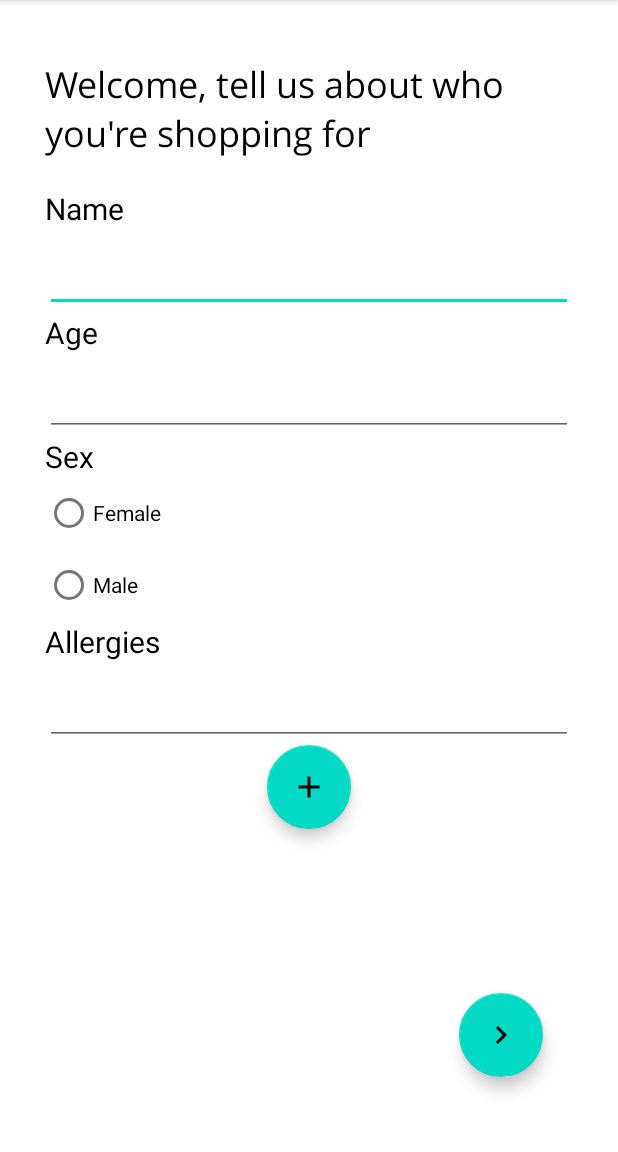
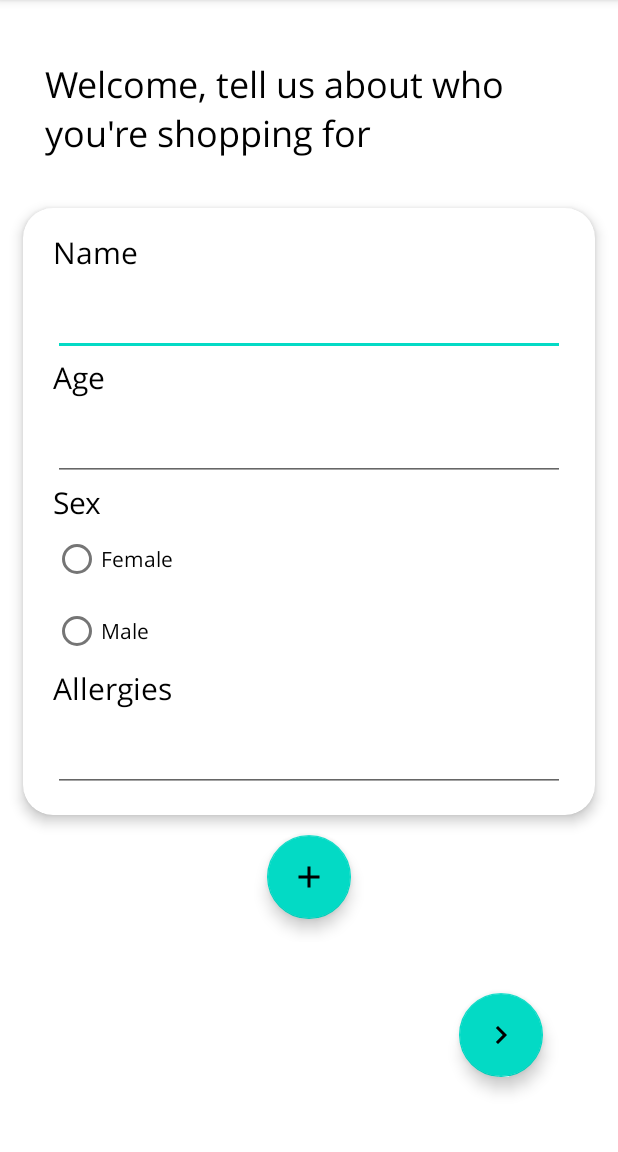
Before and after one commit to zjayee/Hack-The-Globe-Budget-Khabar-22, an Android app: the screen it shows after launch (MainActivity), on a phone screen of 412 x 824 dp, the part 84-1236 px from its top. Run offline under Robolectric (Android 15) with nearby library versions, the light colour scheme and no system bars.

Commit message:
family member card

```diff
--- a/app/src/main/res/layout/family_member_input.xml
+++ b/app/src/main/res/layout/family_member_input.xml
@@ -1,16 +1,32 @@
 <?xml version="1.0" encoding="utf-8"?>
-<LinearLayout
-    xmlns:android="http://schemas.android.com/apk/res/android"
+<LinearLayout xmlns:android="http://schemas.android.com/apk/res/android"
     android:layout_width="match_parent"
-    android:layout_height="match_parent"
+    android:layout_height="wrap_content"
+    xmlns:app="http://schemas.android.com/apk/res-auto"
     android:orientation="vertical"
     >
+    <androidx.cardview.widget.CardView
+        android:layout_width="match_parent"
+        android:layout_height="wrap_content"
+        app:cardCornerRadius="20dp"
+        app:cardElevation="5dp"
+        android:layout_marginVertical="13dp"
+        android:layout_marginHorizontal="15dp"
+        >
+        <LinearLayout
+            android:layout_width="match_parent"
+            android:layout_height="wrap_content"
+            android:orientation="vertical"
+            android:layout_marginHorizontal="20dp"
+            android:layout_marginVertical="15dp"
+            >
     <TextView
         android:layout_width="match_parent"
         android:layout_height="wrap_content"
         android:text="@string/name"
         android:textColor="@color/black"
         android:textSize="20sp"
+        android:fontFamily="@font/open_sans"
         />
 
     <EditText
@@ -19,6 +35,7 @@
         android:layout_width="match_parent"
         android:layout_height="wrap_content"
         android:inputType="textPersonName"
+        android:fontFamily="@font/open_sans"
         />
 
     <TextView
@@ -27,6 +44,7 @@
         android:text="@string/age"
         android:textColor="@color/black"
         android:textSize="20sp"
+        android:fontFamily="@font/open_sans"
         />
 
     <EditText
@@ -35,6 +53,7 @@
         android:layout_width="match_parent"
         android:layout_height="wrap_content"
         android:inputType="number"
+        android:fontFamily="@font/open_sans"
         />
 
     <RadioGroup
@@ -42,6 +61,7 @@
         android:layout_width="match_parent"
         android:layout_height="wrap_content"
         android:orientation="vertical"
+
         >
 
         <TextView
@@ -50,17 +70,20 @@
             android:text="@string/sex"
             android:textColor="@color/black"
             android:textSize="20sp"
+            android:fontFamily="@font/open_sans"
             />
 
         <RadioButton android:id="@+id/radio_female"
             android:layout_width="wrap_content"
             android:layout_height="wrap_content"
             android:text="@string/sex_female"
+            android:fontFamily="@font/open_sans"
             />
         <RadioButton android:id="@+id/radio_male"
             android:layout_width="wrap_content"
             android:layout_height="wrap_content"
             android:text="@string/sex_male"
+            android:fontFamily="@font/open_sans"
             />
     </RadioGroup>
 
@@ -70,6 +93,7 @@
         android:text="@string/allergies"
         android:textColor="@color/black"
         android:textSize="20sp"
+        android:fontFamily="@font/open_sans"
         />
 
     <EditText
@@ -80,4 +104,6 @@
         android:inputType="text"
         />
 
+        </LinearLayout>
+    </androidx.cardview.widget.CardView>
 </LinearLayout>
--- a/app/src/main/res/layout/fragment_info_form.xml
+++ b/app/src/main/res/layout/fragment_info_form.xml
@@ -34,7 +34,6 @@
         android:layout_width="match_parent"
         android:layout_height="wrap_content"
         android:orientation="vertical"
-        android:layout_marginHorizontal="30dp"
         android:layout_marginTop="20dp"
         />
 
```
